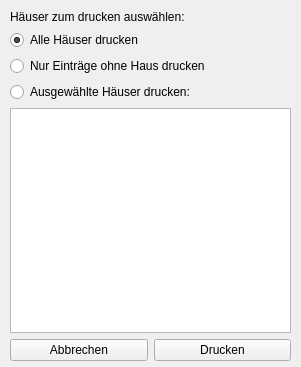
Above: src/de/charityapps/postoffice/ui/printdialog.ui from hanneseilers/Social-Postoffice before the change. Below: the same form after it.
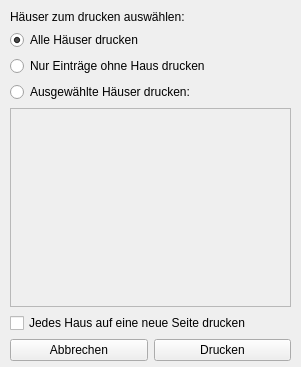
That is the form after the change.

Commit message: Updated print dialog functions.

Patch:
```diff
--- a/src/de/charityapps/postoffice/ui/printdialog.ui
+++ b/src/de/charityapps/postoffice/ui/printdialog.ui
@@ -62,18 +62,19 @@
       </widget>
      </item>
      <item>
-      <widget class="QListWidget" name="lstPrintHouses">
-       <property name="sizePolicy">
-        <sizepolicy hsizetype="Minimum" vsizetype="Expanding">
-         <horstretch>0</horstretch>
-         <verstretch>0</verstretch>
-        </sizepolicy>
+      <widget class="QListView" name="lstHouses">
+       <property name="enabled">
+        <bool>false</bool>
        </property>
-       <property name="minimumSize">
-        <size>
-         <width>0</width>
-         <height>20</height>
-        </size>
+       <property name="selectionMode">
+        <enum>QAbstractItemView::MultiSelection</enum>
+       </property>
+      </widget>
+     </item>
+     <item>
+      <widget class="QCheckBox" name="chkEveryHouseOnOnePage">
+       <property name="text">
+        <string>Jedes Haus auf eine neue Seite drucken</string>
        </property>
       </widget>
      </item>
```
The commit also changes 3 other files.
